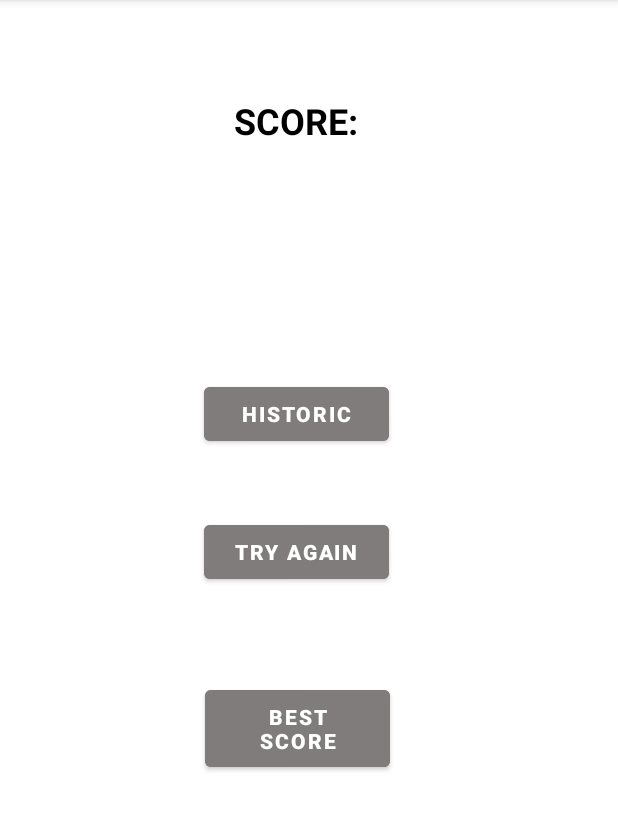
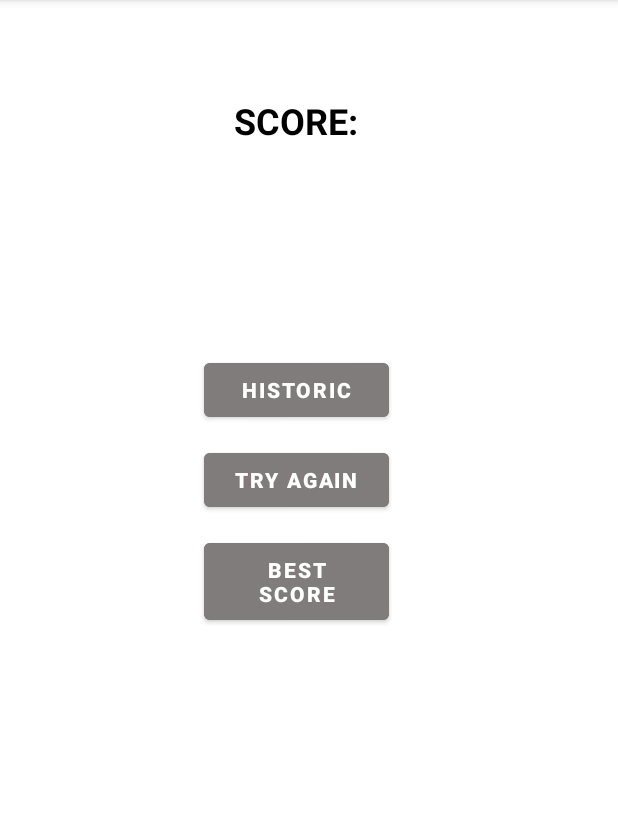
Before and after one commit to Miguel-hash85/Buscaminas, an Android app: the Result screen opened directly, with no data from a screen before it, on a phone screen of 412 x 824 dp, the part 84-915 px from its top. Run offline under Robolectric (Android 15) with nearby library versions, the phone set to English and light mode, and no system bars; Roboto replaces fonts that are not available here; 2 statements that could not run were skipped.

Commit message:
Score button

```diff
--- a/app/src/main/res/layout/activity_result.xml
+++ b/app/src/main/res/layout/activity_result.xml
@@ -11,10 +11,12 @@
         android:layout_width="123dp"
         android:layout_height="48dp"
         android:layout_marginStart="136dp"
-        android:layout_marginTop="44dp"
+        android:layout_marginTop="12dp"
+        android:layout_marginBottom="51dp"
         android:backgroundTint="#817C7C"
         android:text="@string/tryAgain"
         android:textStyle="bold"
+        app:layout_constraintBottom_toTopOf="@+id/buttonBestScore"
         app:layout_constraintStart_toStartOf="parent"
         app:layout_constraintTop_toBottomOf="@+id/buttonHistoric" />
 
@@ -23,14 +25,13 @@
         android:layout_width="123dp"
         android:layout_height="63dp"
         android:layout_marginStart="136dp"
-        android:layout_marginTop="51dp"
+        android:layout_marginTop="12dp"
         android:layout_marginEnd="152dp"
-        android:layout_marginBottom="240dp"
         android:backgroundTint="#817C7C"
         android:text="@string/bestScore"
         android:textStyle="bold"
-        app:layout_constraintBottom_toBottomOf="parent"
         app:layout_constraintEnd_toEndOf="parent"
+        app:layout_constraintHorizontal_bias="0.0"
         app:layout_constraintStart_toStartOf="parent"
         app:layout_constraintTop_toBottomOf="@+id/buttonTryAgain" />
 
@@ -53,7 +54,7 @@
         android:layout_width="123dp"
         android:layout_height="48dp"
         android:layout_marginStart="136dp"
-        android:layout_marginTop="28dp"
+        android:layout_marginTop="12dp"
         android:backgroundTint="#817C7C"
         android:text="@string/historic"
         android:textStyle="bold"
--- a/app/src/main/res/values/strings.xml
+++ b/app/src/main/res/values/strings.xml
@@ -12,7 +12,7 @@
     <string name="help">Help</string>
     <string name="clock">0</string>
     <string name="txt_win">You won!!!!</string>
-    <string name="txt_lose">You loose!!!!</string>
+    <string name="txt_lose">You lose!!!!</string>
     <string name="txt_fail">A problem generating the game has ocurred</string>
 
 
@@ -24,6 +24,7 @@
     <string name="bestScore">BEST SCORE</string>
     <string name="urlRanking">https://www.xataka.com/videojuegos/el-legendario-buscaminas-sigue-muy-vivo-y-hay-un-campeonato-del-mundo-que-lo-demuestra</string>
     <string name="txt_intent_app">Choose App</string>
-    <string name="txt_navegador">Not avaliable navegator</string>
+    <string name="txt_nav">Not avaliable navegator</string>
+    <string name="txt_no_score">Not avaliable score</string>
 
 </resources>
```
Also changed, not shown: app/src/main/java/com/example/buscaminas/Game.java (+3 -4 lines), app/src/main/java/com/example/buscaminas/Result.java (+16 -6 lines).
